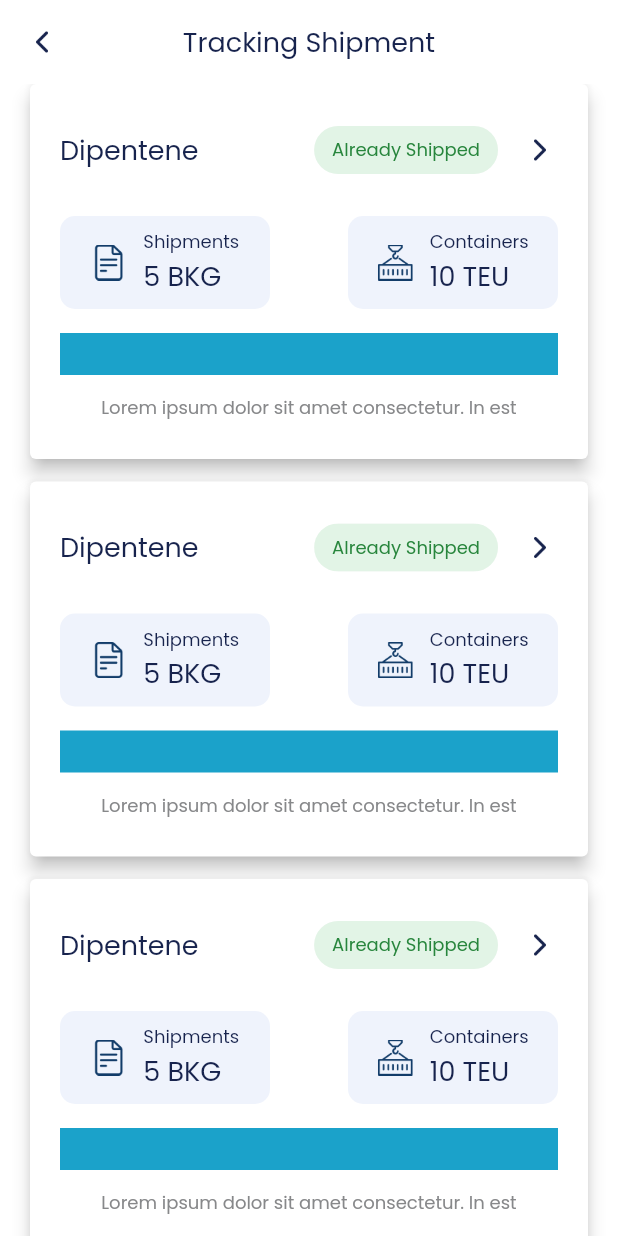
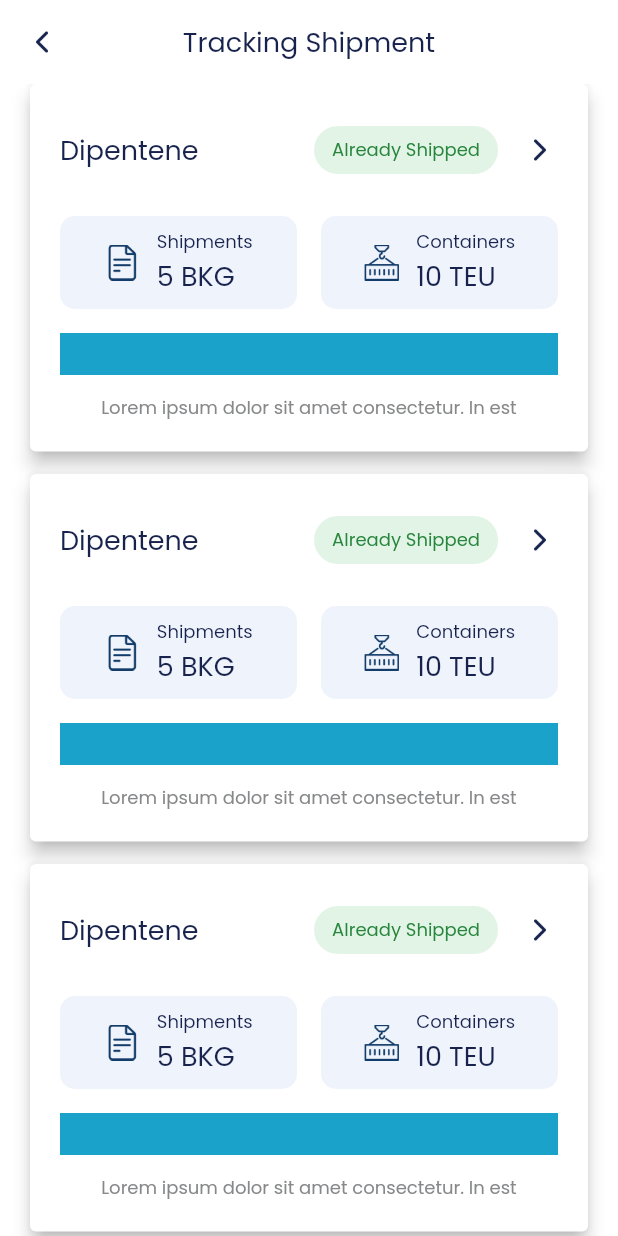
Before and after one commit to dimaspradipta19/mytradeasia, a Flutter app: the TrackingShipmentScreen screen opened directly, on a phone screen of 412 x 824 dp. Run offline on Flutter 3.47's test engine with Material 2 defaults, Android fonts, the phone set to English and light mode, and no system bars; our stand-ins replace cloud_firestore, dotted_line, firebase_auth, firebase_core, shimmer, sqflite; accounts and stored records are empty.

Commit message:
create new screen for tracking shipment and detailed tracking shipment:

```diff
--- a/lib/view/menu/history/history_screen.dart
+++ b/lib/view/menu/history/history_screen.dart
@@ -1,7 +1,7 @@
 import 'package:dotted_line/dotted_line.dart';
 import 'package:flutter/material.dart';
-import 'package:mytradeasia/view/menu/history/order_detail_screen.dart';
-import 'package:mytradeasia/view/menu/history/tracking_shipment_screen.dart';
+import 'package:mytradeasia/view/menu/history/order/order_detail_screen.dart';
+import 'package:mytradeasia/view/menu/history/tracking_shipment/tracking_shipment_screen.dart';
 
 import '../../../utils/theme.dart';
 
--- a/lib/view/menu/history/order_detail_screen.dart
+++ b/lib/view/menu/history/order/order_detail_screen.dart
@@ -2,7 +2,7 @@ import 'package:flutter/material.dart';
 import 'package:mytradeasia/utils/theme.dart';
 import 'package:mytradeasia/widget/dialog_sheet_widget.dart';
 
-import '../../../model/industry_model.dart';
+import '../../../../model/industry_model.dart';
 
 class OrderDetailScreen extends StatelessWidget {
   // const OrderDetailScreen({super.key, required this.index});
--- /dev/null
+++ b/lib/view/menu/history/tracking_shipment/tracking_shipment_screen.dart
@@ -0,0 +1,204 @@
+import 'package:flutter/material.dart';
+import 'package:mytradeasia/utils/theme.dart';
+import 'package:mytradeasia/view/menu/history/tracking_shipment/tracking_shipment_detail_screen.dart';
+
+class TrackingShipmentScreen extends StatelessWidget {
+  const TrackingShipmentScreen({super.key});
+
+  @override
+  Widget build(BuildContext context) {
+    final String productName = "Dipentene";
+    return Scaffold(
+      backgroundColor: whiteColor,
+      // Appbar
+      appBar: AppBar(
+        title: const Text(
+          "Tracking Shipment",
+          style: heading2,
+        ),
+        centerTitle: true,
+        automaticallyImplyLeading: false,
+        leading: IconButton(
+          onPressed: () {
+            Navigator.pop(context);
+          },
+          icon: Image.asset(
+            "assets/images/icon_back.png",
+            width: 24.0,
+            height: 24.0,
+          ),
+        ),
+        elevation: 0.0,
+        backgroundColor: whiteColor,
+      ),
+      body: SingleChildScrollView(
+        child: Padding(
+          padding: const EdgeInsets.symmetric(horizontal: 20.0),
+          child: Column(
+            children: [
+              ListView.builder(
+                physics: const NeverScrollableScrollPhysics(),
+                shrinkWrap: true,
+                padding: EdgeInsets.zero,
+                itemCount: 4,
+                itemBuilder: (context, index) {
+                  return Padding(
+                    padding: const EdgeInsets.only(bottom: 15.0),
+                    child: InkWell(
+                      onTap: () {
+                        Navigator.push(context, MaterialPageRoute(
+                          builder: (context) {
+                            return TrackingShipmentDetailScreen(
+                              product: productName,
+                              indexProducts: index+1,
+                            );
+                          },
+                        ));
+                      },
+                      child: Card(
+                        margin: EdgeInsets.zero,
+                        elevation: 5.0,
+                        child: SizedBox(
+                          width: MediaQuery.of(context).size.width,
+                          height: 245.0,
+                          child: Padding(
+                            padding: const EdgeInsets.all(20.0),
+                            child: Column(
+                              children: [
+                                Row(
+                                  children: [
+                                    Text(
+                                      productName,
+                                      style: heading2,
+                                    ),
+                                    const Spacer(),
+                                    Chip(
+                                        backgroundColor: greenColor2,
+                                        label: Text(
+                                          "Already Shipped",
+                                          style: body1Regular.copyWith(
+                                              color: greenColor1),
+                                        )),
+                                    const SizedBox(width: 16.0),
+                                    Image.asset(
+                                      "assets/images/icon_forward.png",
+                                      width: 24.0,
+                                      height: 24.0,
+                                    )
+                                  ],
+                                ),
+                                const SizedBox(height: 20.0),
+                                Row(
+                                  children: [
+                                    // shipments
+                                    Expanded(
+                                      child: Container(
+                                        height: 62.0,
+                                        width: 140,
+                                        decoration: const BoxDecoration(
+                                            borderRadius: BorderRadius.all(
+                                                Radius.circular(10.0)),
+                                            color: blueColor),
+                                        child: Row(
+                                          mainAxisAlignment:
+                                              MainAxisAlignment.center,
+                                          children: [
+                                            Image.asset(
+                                              "assets/images/icon_docs_full.png",
+                                              width: 24.0,
+                                              height: 24.0,
+                                            ),
+                                            const SizedBox(
+                                              width: 11.0,
+                                            ),
+                                            Column(
+                                              crossAxisAlignment:
+                                                  CrossAxisAlignment.start,
+                                              mainAxisAlignment:
+                                                  MainAxisAlignment.center,
+                                              children: const [
+                                                Text(
+                                                  "Shipments",
+                                                  style: body1Regular,
+                                                ),
+                                                Text(
+                                                  "5 BKG",
+                                                  style: heading2,
+                                                ),
+                                              ],
+                                            ),
+                                          ],
+                                        ),
+                                      ),
+                                    ),
+                                    const SizedBox(width: 16.0),
+                                    // containers
+                                    Expanded(
+                                      child: Container(
+                                        height: 62.0,
+                                        width: 140,
+                                        decoration: const BoxDecoration(
+                                            borderRadius: BorderRadius.all(
+                                                Radius.circular(10.0)),
+                                            color: blueColor),
+                                        child: Row(
+                                          mainAxisAlignment:
+                                              MainAxisAlignment.center,
+                                          children: [
+                                            Image.asset(
+                                              "assets/images/icon_container.png",
+                                              width: 24.0,
+                                              height: 24.0,
+                                            ),
+                                            const SizedBox(
+                                              width: 11.0,
+                                            ),
+                                            Column(
+                                              crossAxisAlignment:
+                                                  CrossAxisAlignment.start,
+                                              mainAxisAlignment:
+                                                  MainAxisAlignment.center,
+                                              children: const [
+                                                Text(
+                                                  "Containers",
+                                                  style: body1Regular,
+                                                ),
+                                                Text(
+                                                  "10 TEU",
+                                                  style: heading2,
+                                                ),
+                                              ],
+                                            ),
+                                          ],
+                                        ),
+                                      ),
+                                    ),
+                                  ],
+                                ),
+                                Padding(
+                                  padding: const EdgeInsets.only(
+                                      top: 16.0, bottom: 13.0),
+                                  child: Container(
+                                      height: 28, color: secondaryColor1),
+                                ),
+                                Text(
+                                  "Lorem ipsum dolor sit amet consectetur. In est",
+                                  style:
+                                      body2Medium.copyWith(color: greyColor2),
+                                )
+                              ],
+                            ),
+                          ),
+                        ),
+                      ),
+                    ),
+                  );
+                },
+              ),
+            ],
+          ),
+        ),
+      ),
+    );
+  }
+}
--- a/lib/view/menu/history/tracking_shipment_screen.dart
+++ /dev/null
@@ -1,183 +0,0 @@
-import 'package:flutter/material.dart';
-import 'package:mytradeasia/utils/theme.dart';
-
-class TrackingShipmentScreen extends StatelessWidget {
-  const TrackingShipmentScreen({super.key});
-
-  @override
-  Widget build(BuildContext context) {
-    return Scaffold(
-      backgroundColor: whiteColor,
-      appBar: AppBar(
-        title: const Text(
-          "Tracking Shipment",
-          style: heading2,
-        ),
-        centerTitle: true,
-        automaticallyImplyLeading: false,
-        leading: IconButton(
-          onPressed: () {
-            Navigator.pop(context);
-          },
-          icon: Image.asset(
-            "assets/images/icon_back.png",
-            width: 24.0,
-            height: 24.0,
-          ),
-        ),
-        elevation: 0.0,
-        backgroundColor: whiteColor,
-      ),
-      body: SingleChildScrollView(
-        child: Padding(
-          padding: const EdgeInsets.symmetric(horizontal: 20.0),
-          child: Column(
-            children: [
-              ListView.builder(
-                physics: const NeverScrollableScrollPhysics(),
-                shrinkWrap: true,
-                padding: EdgeInsets.zero,
-                itemCount: 10,
-                itemBuilder: (context, index) {
-                  return Padding(
-                    padding: const EdgeInsets.only(bottom: 15.0),
-                    child: Card(
-                      margin: EdgeInsets.zero,
-                      elevation: 5.0,
-                      child: SizedBox(
-                        width: MediaQuery.of(context).size.width,
-                        height: 250.0,
-                        child: Padding(
-                          padding: const EdgeInsets.all(20.0),
-                          child: Column(
-                            children: [
-                              Row(
-                                children: [
-                                  const Text(
-                                    "Dipentene",
-                                    style: heading2,
-                                  ),
-                                  const Spacer(),
-                                  Chip(
-                                      backgroundColor: greenColor2,
-                                      label: Text(
-                                        "Already Shipped",
-                                        style: body1Regular.copyWith(
-                                            color: greenColor1),
-                                      )),
-                                  const SizedBox(width: 16.0),
-                                  Image.asset(
-                                    "assets/images/icon_forward.png",
-                                    width: 24.0,
-                                    height: 24.0,
-                                  )
-                                ],
-                              ),
-                              const SizedBox(height: 20.0),
-                              Row(
-                                mainAxisAlignment:
-                                    MainAxisAlignment.spaceBetween,
-                                children: [
-                                  Container(
-                                    height: 62.0,
-                                    width: 140,
-                                    decoration: const BoxDecoration(
-                                        borderRadius: BorderRadius.all(
-                                            Radius.circular(10.0)),
-                                        color: blueColor),
-                                    child: Row(
-                                      mainAxisAlignment:
-                                          MainAxisAlignment.center,
-                                      children: [
-                                        Image.asset(
-                                          "assets/images/icon_docs_full.png",
-                                          width: 24.0,
-                                          height: 24.0,
-                                        ),
-                                        const SizedBox(
-                                          width: 11.0,
-                                        ),
-                                        Column(
-                                          crossAxisAlignment:
-                                              CrossAxisAlignment.start,
-                                          mainAxisAlignment:
-                                              MainAxisAlignment.center,
-                                          children: const [
-                                            Text(
-                                              "Shipments",
-                                              style: body1Regular,
-                                            ),
-                                            Text(
-                                              "5 BKG",
-                                              style: heading2,
-                                            ),
-                                          ],
-                                        ),
-                                      ],
-                                    ),
-                                  ),
-                                  Container(
-                                    height: 62.0,
-                                    width: 140,
-                                    decoration: const BoxDecoration(
-                                        borderRadius: BorderRadius.all(
-                                            Radius.circular(10.0)),
-                                        color: blueColor),
-                                    child: Row(
-                                      mainAxisAlignment:
-                                          MainAxisAlignment.center,
-                                      children: [
-                                        Image.asset(
-                                          "assets/images/icon_container.png",
-                                          width: 24.0,
-                                          height: 24.0,
-                                        ),
-                                        const SizedBox(
-                                          width: 11.0,
-                                        ),
-                                        Column(
-                                          crossAxisAlignment:
-                                              CrossAxisAlignment.start,
-                                          mainAxisAlignment:
-                                              MainAxisAlignment.center,
-                                          children: const [
-                                            Text(
-                                              "Containers",
-                                              style: body1Regular,
-                                            ),
-                                            Text(
-                                              "10 TEU",
-                                              style: heading2,
-                                            ),
-                                          ],
-                                        ),
-                                      ],
-                                    ),
-                                  ),
-                                ],
-                              ),
-                              Padding(
-                                padding: const EdgeInsets.only(
-                                    top: 16.0, bottom: 13.0),
-                                child: Container(
-                                    height: 28, color: secondaryColor1),
-                              ),
-                              Text(
-                                "Lorem ipsum dolor sit amet consectetur. In est",
-                                style: body2Medium.copyWith(color: greyColor2),
-                              )
-                            ],
-                          ),
-                        ),
-                      ),
-                    ),
-                  );
-                },
-              ),
-            ],
-          ),
-        ),
-      ),
-    );
-  }
-}
--- a/lib/view/menu/home/home_screen.dart
+++ b/lib/view/menu/home/home_screen.dart
@@ -2,7 +2,7 @@ import 'package:cloud_firestore/cloud_firestore.dart';
 import 'package:firebase_auth/firebase_auth.dart';
 import 'package:flutter/material.dart';
 import 'package:mytradeasia/utils/theme.dart';
-import 'package:mytradeasia/view/menu/history/tracking_shipment_screen.dart';
+import 'package:mytradeasia/view/menu/history/tracking_shipment/tracking_shipment_screen.dart';
 import 'package:mytradeasia/view/menu/home/all_products/products/all_products_screen.dart';
 import 'package:mytradeasia/view/menu/home/search/search_product_screen.dart';
 
```
Also changed, not shown: lib/main.dart (+12 -4 lines), lib/utils/theme.dart (+9 -5 lines), lib/view/menu/history/tracking_shipment/tracking_shipment_detail_screen.dart (added, +219 -0 lines), assets/images/icon_anchor.png (added).
